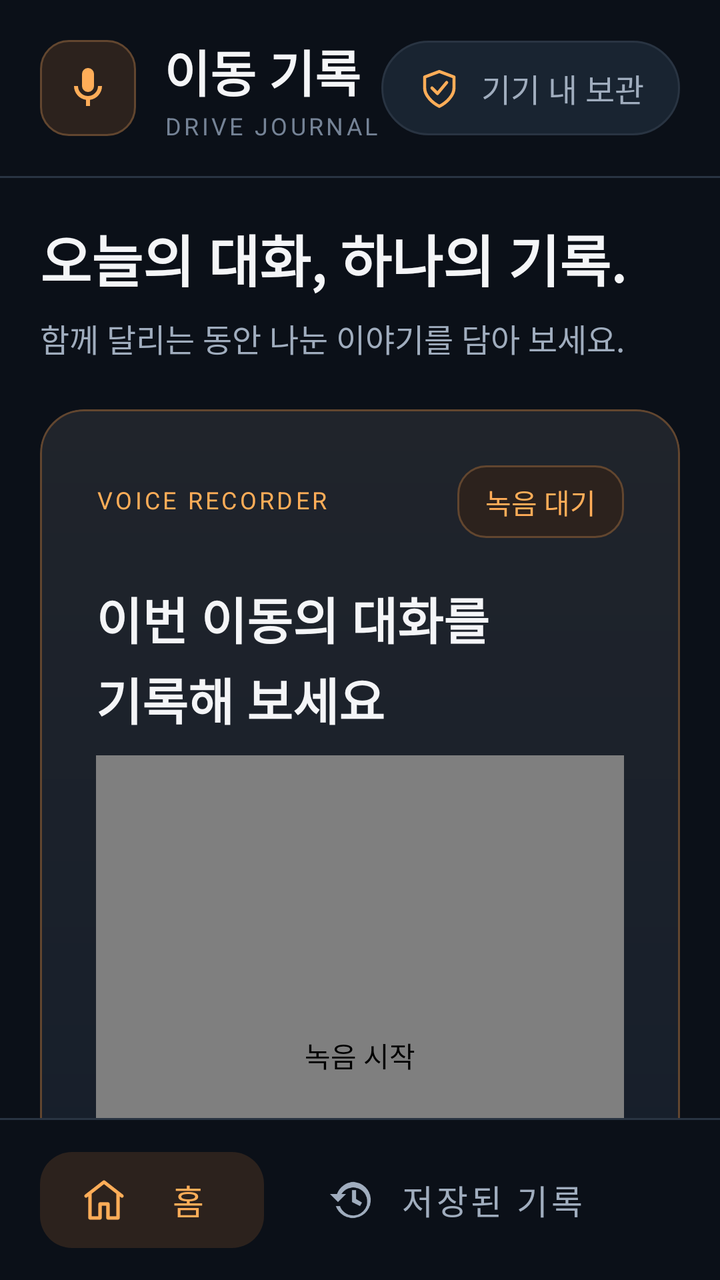
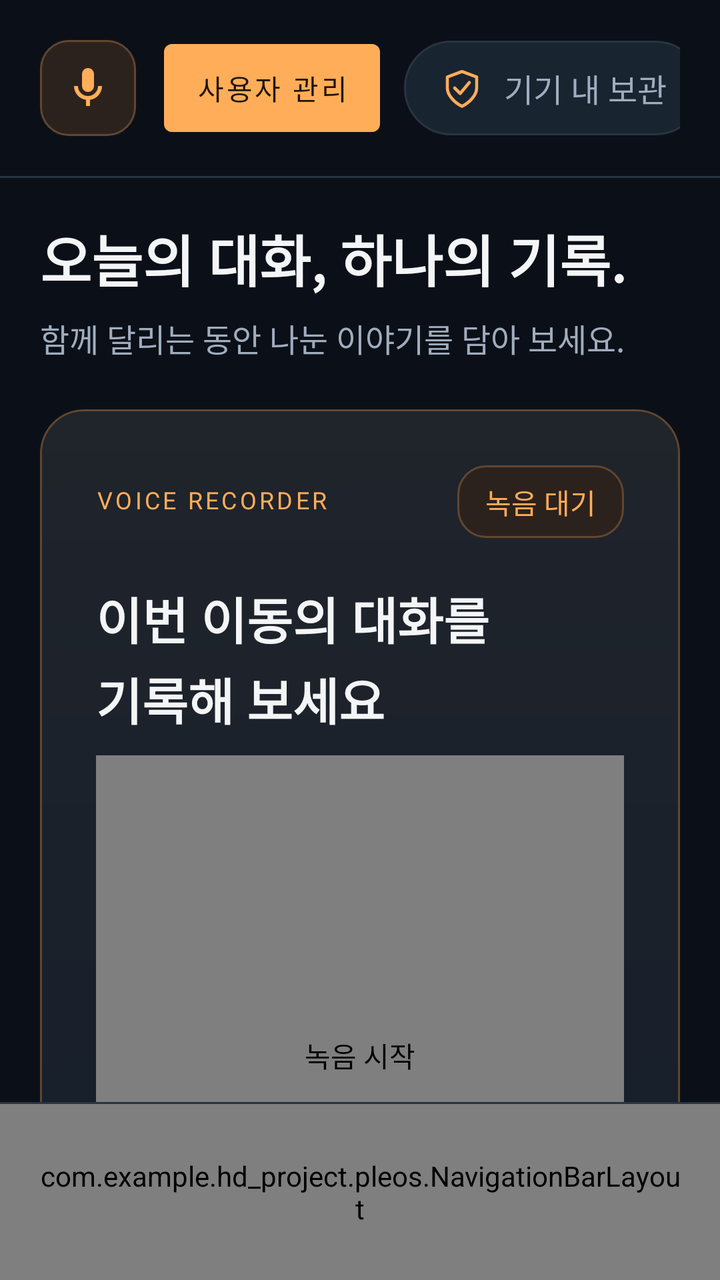

Two renders of the same Android screen: before a commit and after it. Below are the layout's source before the change and the commit's diff.
<!-- AndroidManifest.xml: application theme Theme.HD_project -->
<!-- res/layout/activity_main.xml -->
<?xml version="1.0" encoding="utf-8"?>
<LinearLayout xmlns:android="http://schemas.android.com/apk/res/android"
    xmlns:app="http://schemas.android.com/apk/res-auto"
    android:id="@+id/root" android:layout_width="match_parent" android:layout_height="match_parent"
    android:orientation="vertical">
    <LinearLayout android:layout_width="match_parent" android:layout_height="88dp"
        android:paddingHorizontal="@dimen/page_padding" android:gravity="center_vertical">
        <ImageView android:layout_width="48dp" android:layout_height="48dp"
            android:src="@drawable/ic_mic" app:tint="@color/sample_primary"
            android:background="@drawable/bg_accent_tile" android:padding="12dp"
            android:importantForAccessibility="no" />
        <LinearLayout android:layout_width="0dp" android:layout_height="wrap_content"
            android:layout_weight="1" android:layout_marginStart="14dp" android:orientation="vertical">
            <TextView style="@style/Text.Journal.Title" android:text="@string/app_name" />
            <TextView style="@style/Text.Journal.Eyebrow" android:text="@string/brand_caption"
                android:layout_marginTop="3dp" />
        </LinearLayout>
        <TextView style="@style/Text.Journal.Body" android:text="@string/private_badge"
            android:background="@drawable/bg_status" android:paddingHorizontal="18dp"
            android:paddingVertical="12dp" app:drawableStartCompat="@drawable/ic_shield"
            android:drawablePadding="10dp" app:drawableTint="@color/sample_primary" />
    </LinearLayout>
    <View android:layout_width="match_parent" android:layout_height="1dp" android:background="@color/outline" />
    <ScrollView android:id="@+id/dashboard_scroll" android:layout_width="match_parent"
        android:layout_height="0dp" android:layout_weight="1" android:fillViewport="true"
        android:clipToPadding="false" android:scrollbars="none">
        <LinearLayout android:layout_width="match_parent" android:layout_height="wrap_content"
            android:orientation="vertical" android:padding="@dimen/page_padding">
            <TextView style="@style/Text.Journal.Headline" android:text="@string/dashboard_title" />
            <TextView style="@style/Text.Journal.Body" android:text="@string/dashboard_subtitle"
                android:layout_marginTop="8dp" android:layout_marginBottom="24dp" />
            <include layout="@layout/dashboard_panels" />
        </LinearLayout>
    </ScrollView>
    <View android:layout_width="match_parent" android:layout_height="1dp" android:background="@color/outline" />
    <LinearLayout android:layout_width="match_parent" android:layout_height="80dp"
        android:paddingHorizontal="@dimen/page_padding" android:gravity="center_vertical">
        <com.google.android.material.button.MaterialButton android:id="@+id/home_button"
            style="@style/Widget.Journal.Navigation.Selected" android:text="@string/home"
            app:icon="@drawable/ic_home" />
        <com.google.android.material.button.MaterialButton android:id="@+id/history_button"
            style="@style/Widget.Journal.Navigation" android:text="@string/recordings"
            android:layout_marginStart="12dp" app:icon="@drawable/ic_history" />
        <com.google.android.material.button.MaterialButton android:id="@+id/use_gleo_button"
            style="@style/Widget.Journal.Navigation" android:text="@string/use_gleo"
            android:layout_marginStart="12dp" app:icon="@drawable/ic_audio"
            android:textColor="@color/sample_primary" app:iconTint="@color/sample_primary" />
        <Space android:layout_width="0dp" android:layout_height="1dp" android:layout_weight="1" />
        <com.google.android.material.button.MaterialButton android:id="@+id/highlights_button"
            style="@style/Widget.Journal.Navigation" android:text="@string/highlights"
            app:icon="@drawable/ic_audio" />
        <TextView android:id="@+id/footer_caption" style="@style/Text.Journal.Eyebrow"
            android:text="@string/footer_caption" android:visibility="@integer/wide_footer_visibility" />
    </LinearLayout>
</LinearLayout>
<!-- res/layout/dashboard_panels.xml (included above) -->
<LinearLayout xmlns:android="http://schemas.android.com/apk/res/android"
    android:layout_width="match_parent" android:layout_height="wrap_content" android:orientation="vertical">
    <include layout="@layout/panel_recorder" android:layout_width="match_parent"
        android:layout_height="wrap_content" />
    <include layout="@layout/panel_details" android:layout_width="match_parent"
        android:layout_height="wrap_content" android:layout_marginTop="20dp" />
</LinearLayout>
<!-- res/layout/panel_recorder.xml (included above) -->
<com.google.android.material.card.MaterialCardView xmlns:android="http://schemas.android.com/apk/res/android"
    xmlns:app="http://schemas.android.com/apk/res-auto"
    android:id="@+id/recording_card"
    style="@style/Widget.Journal.Card" app:strokeColor="@color/accent_outline">
    <LinearLayout android:layout_width="match_parent" android:layout_height="match_parent"
        android:orientation="vertical" android:padding="28dp" android:background="@drawable/bg_recorder">
        <LinearLayout android:layout_width="match_parent" android:layout_height="wrap_content"
            android:gravity="center_vertical">
            <TextView style="@style/Text.Journal.Eyebrow" android:text="@string/recorder_eyebrow"
                android:textColor="@color/sample_primary" android:layout_width="0dp" android:layout_weight="1" />
            <TextView android:id="@+id/recording_status" style="@style/Text.Journal.Body"
                android:text="@string/ready_status" android:textColor="@color/sample_primary"
                android:background="@drawable/bg_accent_tile" android:paddingHorizontal="14dp"
                android:paddingVertical="8dp" android:textSize="14sp" android:accessibilityLiveRegion="polite" />
        </LinearLayout>
        <TextView android:id="@+id/recording_title" style="@style/Text.Journal.Title"
            android:layout_width="match_parent" android:text="@string/idle_title"
            android:layout_marginTop="22dp" android:lineSpacingExtra="4dp"
            android:accessibilityLiveRegion="polite" />
        <LinearLayout android:layout_width="match_parent" android:layout_height="wrap_content"
            android:layout_weight="1" android:orientation="vertical" android:gravity="center"
            android:paddingTop="10dp" android:paddingBottom="10dp">
            <com.example.hd_project.RecordingButtonView android:id="@+id/record_button"
                android:layout_width="match_parent" android:layout_height="@dimen/recorder_size"
                android:clickable="true" android:focusable="true"
                android:contentDescription="@string/start_recording" />
            <TextView android:id="@+id/recording_action" style="@style/Text.Journal.Section"
                android:text="@string/inline_start" android:layout_marginTop="4dp" />
            <FrameLayout android:layout_width="match_parent" android:layout_height="86dp"
                android:layout_marginTop="12dp">
                <TextView android:id="@+id/recording_time" style="@style/Text.Journal"
                    android:layout_gravity="center" android:text="@string/empty_duration"
                    android:fontFamily="sans-serif-light" android:fontFeatureSettings="tnum"
                    android:textSize="58sp" android:letterSpacing="0.04" />
                <com.google.android.material.button.MaterialButton android:id="@+id/skip_recording"
                    style="@style/Widget.Journal.Navigation" android:layout_gravity="center"
                    android:text="@string/consent_skip" android:visibility="gone" />
            </FrameLayout>
        </LinearLayout>
        <View android:layout_width="match_parent" android:layout_height="1dp" android:background="@color/outline" />
        <TextView android:id="@+id/recording_hint" style="@style/Text.Journal.Body"
            android:layout_width="match_parent" android:gravity="center" android:text="@string/idle_hint"
            android:layout_marginTop="16dp" android:minHeight="26dp" />
        <TextView android:id="@+id/recording_notice" style="@style/Text.Journal.Body"
            android:layout_width="match_parent" android:gravity="center" android:text="@string/inline_notice"
            android:textSize="14sp" android:layout_marginTop="6dp" />
    </LinearLayout>
</com.google.android.material.card.MaterialCardView>
<!-- res/layout/panel_details.xml (included above) -->
<LinearLayout xmlns:android="http://schemas.android.com/apk/res/android"
    xmlns:app="http://schemas.android.com/apk/res-auto"
    android:layout_width="match_parent" android:layout_height="wrap_content" android:orientation="vertical">
    <com.google.android.material.card.MaterialCardView style="@style/Widget.Journal.Card"
        android:layout_weight="1">
        <LinearLayout android:layout_width="match_parent" android:layout_height="match_parent"
            android:orientation="vertical" android:padding="26dp" android:gravity="center_vertical">
            <TextView style="@style/Text.Journal.Section" android:text="@string/current_trip"
                app:drawableStartCompat="@drawable/ic_car" app:drawableTint="@color/sample_primary"
                android:drawablePadding="12dp" />
            <TextView android:id="@+id/boarding_status" style="@style/Text.Journal.Section"
                android:text="@string/boarding_connecting" android:textSize="21sp"
                android:layout_marginTop="24dp" android:textColor="@color/sample_primary"
                android:accessibilityLiveRegion="polite" />
            <com.google.android.material.switchmaterial.SwitchMaterial android:id="@+id/standby_switch"
                android:layout_width="match_parent" android:layout_height="wrap_content"
                android:minHeight="56dp" android:layout_marginTop="12dp"
                android:saveEnabled="false"
                android:text="@string/standby_title" android:textColor="@color/text_primary"
                android:textSize="17sp" app:useMaterialThemeColors="true" />
            <TextView android:id="@+id/standby_description" style="@style/Text.Journal.Body"
                android:layout_width="match_parent" android:text="@string/standby_off_description"
                android:textSize="14sp" android:accessibilityLiveRegion="polite" />
            <com.google.android.material.button.MaterialButton android:id="@+id/standby_settings"
                style="@style/Widget.MaterialComponents.Button.TextButton"
                android:layout_width="wrap_content" android:layout_height="wrap_content"
                android:minHeight="48dp" android:text="@string/standby_settings" android:visibility="gone" />
            <View android:layout_width="match_parent" android:layout_height="1dp"
                android:layout_marginTop="22dp" android:layout_marginBottom="18dp" android:background="@color/outline" />
            <LinearLayout android:layout_width="match_parent" android:layout_height="wrap_content" android:baselineAligned="false">
                <LinearLayout android:layout_width="0dp" android:layout_height="wrap_content"
                    android:layout_weight="1" android:orientation="vertical">
                    <TextView style="@style/Text.Journal.Body" android:text="@string/saved_conversations" android:textSize="14sp" />
                    <TextView android:id="@+id/recording_count" style="@style/Text.Journal.Section"
                        android:text="@string/zero_recordings" android:layout_marginTop="8dp" android:textSize="28sp" />
                </LinearLayout>
                <LinearLayout android:layout_width="0dp" android:layout_height="wrap_content"
                    android:layout_weight="1" android:orientation="vertical">
                    <TextView style="@style/Text.Journal.Body" android:text="@string/total_duration" android:textSize="14sp" />
                    <TextView android:id="@+id/total_duration" style="@style/Text.Journal.Section"
                        android:text="@string/empty_duration" android:layout_marginTop="8dp" android:textSize="28sp" />
                </LinearLayout>
            </LinearLayout>
        </LinearLayout>
    </com.google.android.material.card.MaterialCardView>
    <com.google.android.material.card.MaterialCardView android:id="@+id/recent_card"
        style="@style/Widget.Journal.Card" android:layout_marginTop="20dp" android:layout_weight="1"
        android:clickable="true" android:focusable="true" android:contentDescription="@string/view_recordings">
        <LinearLayout android:layout_width="match_parent" android:layout_height="match_parent"
            android:orientation="vertical" android:padding="26dp" android:gravity="center_vertical">
            <LinearLayout android:layout_width="match_parent" android:layout_height="wrap_content"
                android:gravity="center_vertical">
                <TextView style="@style/Text.Journal.Section" android:text="@string/recent_recording"
                    android:layout_width="0dp" android:layout_weight="1" />
                <ImageView android:layout_width="24dp" android:layout_height="24dp"
                    android:src="@drawable/ic_arrow" app:tint="@color/text_secondary" android:importantForAccessibility="no" />
            </LinearLayout>
            <ImageView android:layout_width="52dp" android:layout_height="52dp" android:layout_marginTop="24dp"
                android:src="@drawable/ic_audio" app:tint="@color/sample_primary" android:padding="12dp"
                android:background="@drawable/bg_accent_tile" android:importantForAccessibility="no" />
            <TextView android:id="@+id/latest_title" style="@style/Text.Journal.Section"
                android:layout_width="match_parent" android:text="@string/no_recent_title"
                android:textSize="19sp" android:layout_marginTop="16dp" />
            <TextView android:id="@+id/latest_details" style="@style/Text.Journal.Body"
                android:layout_width="match_parent" android:text="@string/no_recent_description"
                android:layout_marginTop="8dp" />
        </LinearLayout>
    </com.google.android.material.card.MaterialCardView>
    <com.google.android.material.card.MaterialCardView style="@style/Widget.Journal.Card"
        android:layout_marginTop="20dp" app:cardBackgroundColor="@color/accent_surface"
        app:strokeColor="@color/accent_outline">
        <LinearLayout android:layout_width="match_parent" android:layout_height="wrap_content"
            android:padding="24dp" android:gravity="center_vertical">
            <ImageView android:layout_width="36dp" android:layout_height="36dp"
                android:src="@drawable/ic_shield" app:tint="@color/sample_primary" android:importantForAccessibility="no" />
            <LinearLayout android:layout_width="0dp" android:layout_height="wrap_content"
                android:layout_weight="1" android:layout_marginStart="18dp" android:orientation="vertical">
                <TextView style="@style/Text.Journal.Section" android:text="@string/privacy_title" android:textSize="18sp" />
                <TextView style="@style/Text.Journal.Body" android:text="@string/privacy_description"
                    android:layout_marginTop="8dp" android:textSize="14sp" />
            </LinearLayout>
        </LinearLayout>
    </com.google.android.material.card.MaterialCardView>
</LinearLayout>
<!-- resources referenced by this layout -->
<resources>
  <color name="accent_outline">#62462F</color>
  <color name="accent_surface">#2C221D</color>
  <color name="outline">#293442</color>
  <color name="sample_primary">#FFAD58</color>
  <color name="text_primary">#F4F5F7</color>
  <color name="text_secondary">#A0ADBE</color>
  <dimen name="page_padding">20dp</dimen>
  <dimen name="recorder_size">300dp</dimen>
  <integer name="wide_footer_visibility">2</integer>
  <string name="app_name">이동 기록</string>
  <string name="boarding_connecting">차량 연결 중</string>
  <string name="brand_caption">DRIVE JOURNAL</string>
  <string name="consent_skip">이번에는 안 함</string>
  <string name="current_trip">이번 이동</string>
  <string name="dashboard_subtitle">함께 달리는 동안 나눈 이야기를 담아 보세요.</string>
  <string name="dashboard_title">오늘의 대화, 하나의 기록.</string>
  <string name="empty_duration">00:00</string>
  <string name="footer_caption">작은 대화가, 소중한 기억으로.</string>
  <string name="highlights">하이라이트</string>
  <string name="home">홈</string>
  <string name="idle_hint">버튼을 눌러 녹음을 시작하세요</string>
  <string name="idle_title">이번 이동의 대화를\n기록해 보세요</string>
  <string name="inline_notice">함께 탄 분의 동의를 확인한 뒤 시작해 주세요.\n음성은 이 기기에만 저장됩니다.</string>
  <string name="inline_start">눌러서 녹음 시작</string>
  <string name="no_recent_description">녹음을 마치면 이곳에서\n다시 만나볼 수 있어요.</string>
  <string name="no_recent_title">첫 번째 이야기를 기다리고 있어요</string>
  <string name="privacy_description">음성은 이 기기에만 저장됩니다.\n함께 탄 분께 녹음 사실을 알려 주세요.</string>
  <string name="privacy_title">우리의 대화는 소중하니까.</string>
  <string name="private_badge">기기 내 보관</string>
  <string name="ready_status">녹음 대기</string>
  <string name="recent_recording">최근 기록</string>
  <string name="recorder_eyebrow">VOICE RECORDER</string>
  <string name="recordings">저장된 기록</string>
  <string name="saved_conversations">저장된 대화</string>
  <string name="standby_off_description">켜 두면 앱 화면 밖에서도 탑승을 알려드려요.\n녹음은 시작 버튼을 눌러야 시작돼요.</string>
  <string name="standby_settings">알림 설정</string>
  <string name="standby_title">앱을 닫아도 탑승 안내</string>
  <string name="start_recording">녹음 시작</string>
  <string name="total_duration">총 기록 시간</string>
  <string name="use_gleo">Gleo 사용하기</string>
  <string name="view_recordings">저장된 기록 보기</string>
  <string name="zero_recordings">0개</string>
  <style name="Text.Journal.Body">
          <item name="android:textSize">16sp</item>
          <item name="android:lineSpacingExtra">4dp</item>
          <item name="android:textColor">@color/text_secondary</item>
      </style>
  <style name="Text.Journal.Eyebrow">
          <item name="android:textSize">12sp</item>
          <item name="android:letterSpacing">0.12</item>
          <item name="android:textColor">@color/text_muted</item>
      </style>
  <style name="Text.Journal.Headline">
          <item name="android:textSize">@dimen/headline_size</item>
          <item name="android:textStyle">bold</item>
      </style>
  <style name="Text.Journal.Section">
          <item name="android:textSize">22sp</item>
          <item name="android:textStyle">bold</item>
      </style>
  <style name="Text.Journal.Title">
          <item name="android:textSize">25sp</item>
          <item name="android:textStyle">bold</item>
      </style>
  <style name="Widget.Journal.Navigation.Selected">
          <item name="android:textColor">@color/sample_primary</item>
          <item name="backgroundTint">@color/accent_surface</item>
          <item name="iconTint">@color/sample_primary</item>
      </style>
  <color name="card_elevated">#192431</color>
  <color name="text_muted">#758396</color>
  <dimen name="headline_size">28sp</dimen>
  <color name="card_background">#141D29</color>
  <color name="button_text">#201408</color>
  <color name="screen_background">#0B1018</color>
  <style name="Shape.Journal" parent="ShapeAppearance.MaterialComponents.MediumComponent">
          <item name="cornerFamily">rounded</item>
          <item name="cornerSize">20dp</item>
      </style>
  <!-- unchanged entries left out for length: 18 -->
</resources>

<!-- the commit's change to res/layout/activity_main.xml (unified diff, before → after) -->
@@ -15,6 +15,9 @@
             <TextView style="@style/Text.Journal.Eyebrow" android:text="@string/brand_caption"
                 android:layout_marginTop="3dp" />
         </LinearLayout>
+        <com.google.android.material.button.MaterialButton android:id="@+id/people_button"
+            android:layout_width="wrap_content" android:layout_height="56dp"
+            android:text="@string/people_manage" android:layout_marginEnd="12dp" />
         <TextView style="@style/Text.Journal.Body" android:text="@string/private_badge"
             android:background="@drawable/bg_status" android:paddingHorizontal="18dp"
             android:paddingVertical="12dp" app:drawableStartCompat="@drawable/ic_shield"
@@ -33,7 +36,7 @@
         </LinearLayout>
     </ScrollView>
     <View android:layout_width="match_parent" android:layout_height="1dp" android:background="@color/outline" />
-    <LinearLayout android:layout_width="match_parent" android:layout_height="80dp"
+    <com.example.hd_project.pleos.NavigationBarLayout android:layout_width="match_parent" android:layout_height="88dp"
         android:paddingHorizontal="@dimen/page_padding" android:gravity="center_vertical">
         <com.google.android.material.button.MaterialButton android:id="@+id/home_button"
             style="@style/Widget.Journal.Navigation.Selected" android:text="@string/home"
@@ -51,7 +54,7 @@
             app:icon="@drawable/ic_audio" />
         <TextView android:id="@+id/footer_caption" style="@style/Text.Journal.Eyebrow"
             android:text="@string/footer_caption" android:visibility="@integer/wide_footer_visibility" />
-    </LinearLayout>
+    </com.example.hd_project.pleos.NavigationBarLayout>
 </LinearLayout>
 <!-- res/layout/dashboard_panels.xml (included above) -->
 <LinearLayout xmlns:android="http://schemas.android.com/apk/res/android"
@@ -189,7 +192,7 @@
             <LinearLayout android:layout_width="0dp" android:layout_height="wrap_content"
                 android:layout_weight="1" android:layout_marginStart="18dp" android:orientation="vertical">
                 <TextView style="@style/Text.Journal.Section" android:text="@string/privacy_title" android:textSize="18sp" />
-                <TextView style="@style/Text.Journal.Body" android:text="@string/privacy_description"
+                <TextView style="@style/Text.Journal.Body" android:layout_width="match_parent" android:text="@string/privacy_description"
                     android:layout_marginTop="8dp" android:textSize="14sp" />
             </LinearLayout>
         </LinearLayout>
<!-- resource entries referenced after the edit -->
@@ -9,7 +9,7 @@
   <dimen name="page_padding">20dp</dimen>
   <dimen name="recorder_size">300dp</dimen>
   <integer name="wide_footer_visibility">2</integer>
-  <string name="app_name">이동 기록</string>
+  <string name="app_name">티키타카</string>
   <string name="boarding_connecting">차량 연결 중</string>
   <string name="brand_caption">DRIVE JOURNAL</string>
   <string name="consent_skip">이번에는 안 함</string>
@@ -22,11 +22,12 @@
   <string name="home">홈</string>
   <string name="idle_hint">버튼을 눌러 녹음을 시작하세요</string>
   <string name="idle_title">이번 이동의 대화를\n기록해 보세요</string>
-  <string name="inline_notice">함께 탄 분의 동의를 확인한 뒤 시작해 주세요.\n음성은 이 기기에만 저장됩니다.</string>
+  <string name="inline_notice">함께 탄 분께 녹음과 서버 분석을 안내하고 동의를 확인해 주세요.\n녹음 종료 후 하이라이트 분석을 위해 음성이 자동 전송됩니다.</string>
   <string name="inline_start">눌러서 녹음 시작</string>
   <string name="no_recent_description">녹음을 마치면 이곳에서\n다시 만나볼 수 있어요.</string>
   <string name="no_recent_title">첫 번째 이야기를 기다리고 있어요</string>
-  <string name="privacy_description">음성은 이 기기에만 저장됩니다.\n함께 탄 분께 녹음 사실을 알려 주세요.</string>
+  <string name="people_manage">사용자 관리</string>
+  <string name="privacy_description">원본과 완성 하이라이트는 기기에 보관합니다. 서버의 음성 사본은 분석 종료 후 24시간, 결과는 30일 후 정리합니다.\n함께 탄 분께 녹음과 서버 분석 사실을 알려 주세요.</string>
   <string name="privacy_title">우리의 대화는 소중하니까.</string>
   <string name="private_badge">기기 내 보관</string>
   <string name="ready_status">녹음 대기</string>
